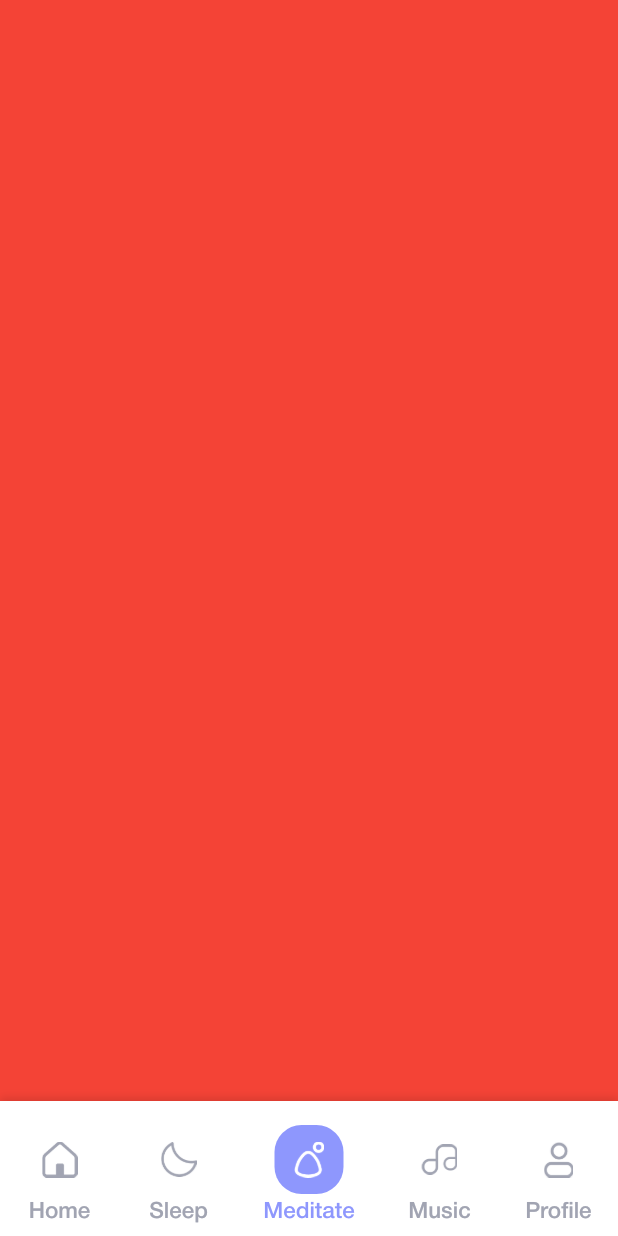
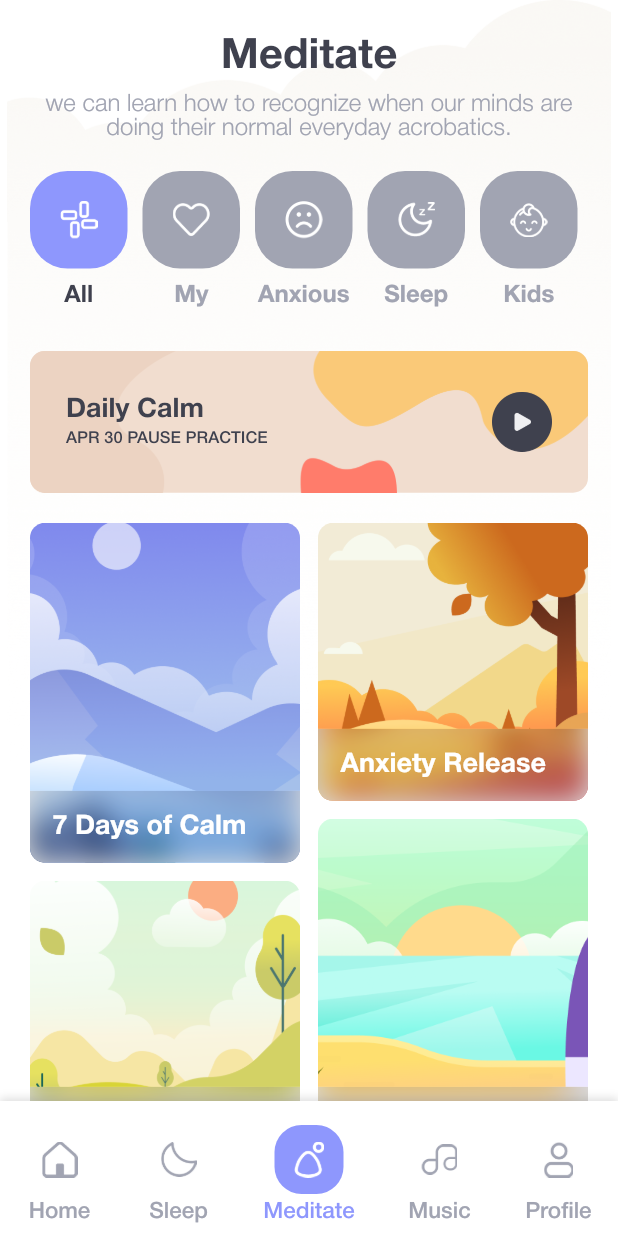
Before and after one commit to shiponirfan/meditation_app, a Flutter app: the MainTabviewScreen screen opened directly, item 3 of the bottom bar chosen, on a phone screen of 412 x 824 dp. Run offline on Flutter 3.47's test engine with Material 3 defaults, Android fonts, the phone set to English and light mode, and no system bars.

Commit message:
Meditate Screen Added

```diff
--- a/lib/views/main_tabview/main_tabview_screen.dart
+++ b/lib/views/main_tabview/main_tabview_screen.dart
@@ -1,5 +1,6 @@
 import 'package:flutter/material.dart';
 import 'package:meditation_app/views/home/home_screen.dart';
+import 'package:meditation_app/views/meditate/meditate_screen.dart';
 import 'package:meditation_app/widget/bottom_navbar_button.dart';
 
 class MainTabviewScreen extends StatefulWidget {
@@ -32,9 +33,7 @@ class _MainTabviewScreenState extends State<MainTabviewScreen>
         Container(
           color: Colors.amber,
         ),
-        Container(
-          color: Colors.red,
-        ),
+        const MeditateScreen(),
         Container(
           color: Colors.green,
         ),
--- /dev/null
+++ b/lib/views/meditate/meditate_screen.dart
@@ -0,0 +1,291 @@
+import 'dart:ui';
+
+import 'package:flutter/material.dart';
+import 'package:meditation_app/utils/app_color.dart';
+import 'package:meditation_app/utils/app_extension.dart';
+import 'package:flutter_staggered_grid_view/flutter_staggered_grid_view.dart';
+import 'package:meditation_app/views/home/reminders_screen.dart';
+
+class MeditateScreen extends StatefulWidget {
+  const MeditateScreen({super.key});
+
+  @override
+  State<MeditateScreen> createState() => _MeditateScreenState();
+}
+
+class _MeditateScreenState extends State<MeditateScreen> {
+  List<Map<String, String>> categoryData = [
+    {'title': 'All', 'image': 'assets/images/meditate/all.png'},
+    {'title': 'My', 'image': 'assets/images/meditate/my.png'},
+    {'title': 'Anxious', 'image': 'assets/images/meditate/anxious.png'},
+    {'title': 'Sleep', 'image': 'assets/images/meditate/sleep.png'},
+    {'title': 'Kids', 'image': 'assets/images/meditate/kids.png'},
+  ];
+  List<Map<String, String>> topicData = [
+    {
+      'image': 'assets/images/meditate/image1.png',
+      'title': '7 Days of Calm',
+    },
+    {
+      'image': 'assets/images/meditate/image2.png',
+      'title': 'Anxiety Release',
+    },
+    {
+      'image': 'assets/images/meditate/image3.png',
+      'title': 'How to Meditate',
+    },
+    {
+      'image': 'assets/images/meditate/image4.png',
+      'title': '7 Days of Calm',
+    },
+    {
+      'image': 'assets/images/meditate/image1.png',
+      'title': '7 Days of Calm',
+    },
+    {
+      'image': 'assets/images/meditate/image2.png',
+      'title': 'Anxiety Release',
+    },
+    {
+      'image': 'assets/images/meditate/image3.png',
+      'title': 'How to Meditate',
+    },
+    {
+      'image': 'assets/images/meditate/image4.png',
+      'title': '7 Days of Calm',
+    },
+  ];
+  int categorySelectedIndex = 0;
+
+  @override
+  Widget build(BuildContext context) {
+    return Scaffold(
+      body: Container(
+        width: context.width,
+        height: context.height,
+        padding: const EdgeInsets.symmetric(horizontal: 20),
+        decoration: const BoxDecoration(
+          image:
+              DecorationImage(image: AssetImage('assets/images/topic_bg.png')),
+        ),
+        child: SafeArea(
+          bottom: false,
+          child: Column(
+            crossAxisAlignment: CrossAxisAlignment.start,
+            children: [
+              _buildTextContent(),
+              const SizedBox(
+                height: 20,
+              ),
+              SizedBox(
+                height: 100,
+                child: ListView.separated(
+                    scrollDirection: Axis.horizontal,
+                    itemBuilder: (context, index) {
+                      Map category = categoryData[index];
+                      return InkWell(
+                        splashColor: Colors.transparent,
+                        onTap: () {
+                          categorySelectedIndex = index;
+                          setState(() {});
+                        },
+                        child: Column(
+                          children: [
+                            Container(
+                              width: 65,
+                              height: 65,
+                              padding: const EdgeInsets.all(20),
+                              decoration: BoxDecoration(
+                                  color: categorySelectedIndex == index
+                                      ? AppColor.primary
+                                      : AppColor.secondaryText,
+                                  borderRadius: const BorderRadius.all(
+                                      Radius.circular(25))),
+                              child: Image.asset(category['image'],
+                                  width: 25, height: 25, fit: BoxFit.fitWidth),
+                            ),
+                            const SizedBox(
+                              height: 10,
+                            ),
+                            Text(
+                              category['title'],
+                              style: TextStyle(
+                                fontSize: 16,
+                                fontWeight: FontWeight.w600,
+                                color: categorySelectedIndex == index
+                                    ? AppColor.primaryText
+                                    : AppColor.secondaryText,
+                              ),
+                            )
+                          ],
+                        ),
+                      );
+                    },
+                    separatorBuilder: (context, index) {
+                      return const SizedBox(
+                        width: 10,
+                      );
+                    },
+                    itemCount: categoryData.length),
+              ),
+              const SizedBox(
+                height: 20,
+              ),
+              Stack(
+                alignment: Alignment.center,
+                children: [
+                  Container(
+                    decoration: const BoxDecoration(
+                        color: Color(0xffF1DDCF),
+                        borderRadius: BorderRadius.all(Radius.circular(10))),
+                    child: Image.asset(
+                      'assets/images/meditate/daily_bg.png',
+                      width: context.width,
+                      fit: BoxFit.fitWidth,
+                    ),
+                  ),
+                  Padding(
+                    padding: const EdgeInsets.all(24),
+                    child: Row(
+                      mainAxisAlignment: MainAxisAlignment.spaceBetween,
+                      children: [
+                        Column(
+                          crossAxisAlignment: CrossAxisAlignment.start,
+                          children: [
+                            Text(
+                              'Daily Calm',
+                              style: TextStyle(
+                                color: AppColor.primaryText,
+                                fontWeight: FontWeight.w700,
+                                fontSize: 18,
+                              ),
+                            ),
+                            const SizedBox(
+                              height: 5,
+                            ),
+                            Text(
+                              'APR 30 PAUSE PRACTICE',
+                              style: TextStyle(
+                                color: AppColor.primaryText,
+                                fontWeight: FontWeight.w500,
+                                fontSize: 11,
+                              ),
+                            ),
+                          ],
+                        ),
+                        Image.asset(
+                          'assets/images/meditate/play_btn_black.png',
+                          width: 40,
+                          height: 40,
+                          fit: BoxFit.fitWidth,
+                        ),
+                      ],
+                    ),
+                  )
+                ],
+              ),
+              const SizedBox(
+                height: 20,
+              ),
+              Expanded(
+                child: MasonryGridView.count(
+                  crossAxisCount: 2,
+                  mainAxisSpacing: 12,
+                  crossAxisSpacing: 12,
+                  itemCount: topicData.length,
+                  itemBuilder: (context, index) {
+                    var height = index % 4 == 0 || index % 4 == 2
+                        ? context.width * 0.55
+                        : context.width * 0.45;
+                    Map<String, String> topic = topicData[index];
+                    return InkWell(
+                      onTap: _onTapNavigateNextPage,
+                      child: Container(
+                        height: height,
+                        decoration: BoxDecoration(
+                          borderRadius: BorderRadius.circular(10),
+                        ),
+                        child: Stack(
+                          alignment: Alignment.bottomCenter,
+                          children: [
+                            ClipRRect(
+                              borderRadius:
+                                  const BorderRadius.all(Radius.circular(10)),
+                              child: Image.asset(
+                                topic['image']!,
+                                fit: BoxFit.cover,
+                                width: double.maxFinite,
+                                height: double.maxFinite,
+                              ),
+                            ),
+                            ClipRRect(
+                              borderRadius: const BorderRadius.only(
+                                  bottomRight: Radius.circular(10),
+                                  bottomLeft: Radius.circular(10)),
+                              child: BackdropFilter(
+                                filter:
+                                    ImageFilter.blur(sigmaX: 10, sigmaY: 10),
+                                child: Container(
+                                  width: double.maxFinite,
+                                  padding: const EdgeInsets.all(15),
+                                  decoration: const BoxDecoration(
+                                    color: Colors.black12,
+                                  ),
+                                  child: Text(
+                                    topic['title']!,
+                                    style: const TextStyle(
+                                      fontSize: 18,
+                                      fontWeight: FontWeight.w700,
+                                      color: Colors.white,
+                                    ),
+                                  ),
+                                ),
+                              ),
+                            ),
+                          ],
+                        ),
+                      ),
+                    );
+                  },
+                ),
+              )
+            ],
+          ),
+        ),
+      ),
+    );
+  }
+
+  Widget _buildTextContent() {
+    return Column(
+      children: [
+        const SizedBox(
+          height: 24,
+        ),
+        Text(
+          'Meditate',
+          style: TextStyle(
+              fontWeight: FontWeight.w700,
+              fontSize: 28,
+              color: AppColor.primaryText),
+        ),
+        const SizedBox(
+          height: 10,
+        ),
+        Text(
+          'we can learn how to recognize when our minds are doing their normal everyday acrobatics.',
+          style: TextStyle(
+            fontWeight: FontWeight.w300,
+            fontSize: 16,
+            color: AppColor.secondaryText,
+          ),
+          textAlign: TextAlign.center,
+        ),
+      ],
+    );
+  }
+
+  void _onTapNavigateNextPage() {
+    context.push(const RemindersScreen());
+  }
+}
--- a/pubspec.yaml
+++ b/pubspec.yaml
@@ -31,6 +31,7 @@ flutter:
      - assets/images/home/
      - assets/images/navbar/
      - assets/images/course/
+     - assets/images/meditate/
 
   fonts:
      - family: HelveticaNeue
```
Also changed, not shown: assets/images/meditate/all.png (added), assets/images/meditate/anxious.png (added), assets/images/meditate/daily_bg.png (added), assets/images/meditate/image1.png (added), assets/images/meditate/image2.png (added), assets/images/meditate/image3.png (added), assets/images/meditate/image4.png (added), assets/images/meditate/kids.png (added), assets/images/meditate/my.png (added), assets/images/meditate/play_btn_black.png (added), assets/images/meditate/sleep.png (added).
